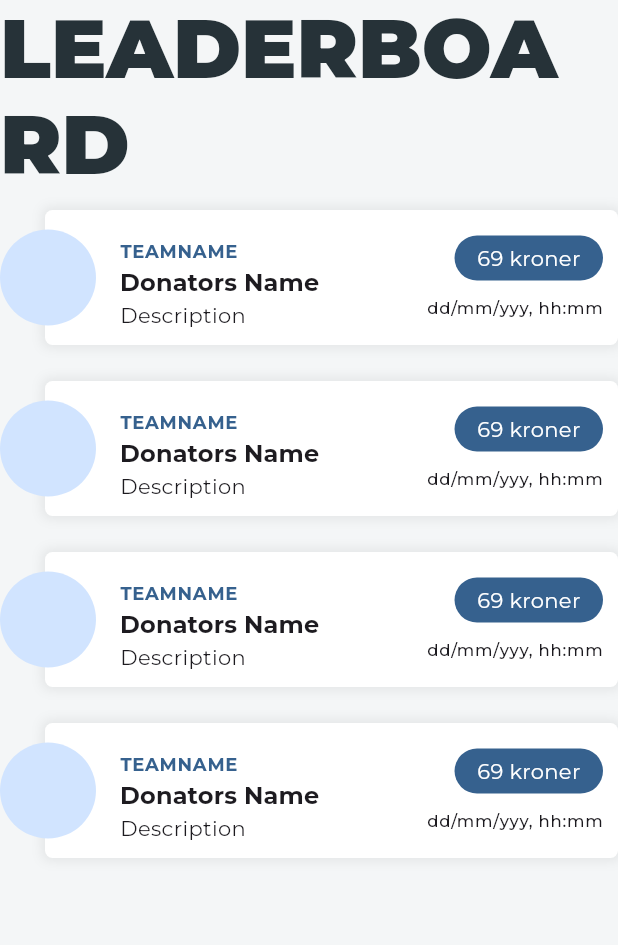
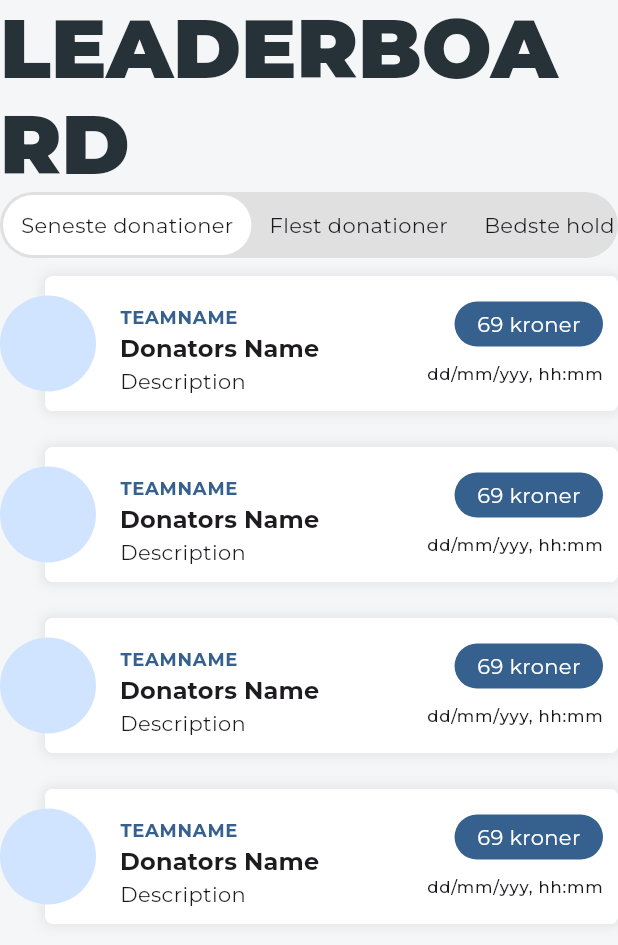
Before and after one commit to toke-dk/crowdfunding, a Flutter app: the LeaderboardSection widget shown alone on an empty page, opened directly, on a phone screen of 412 x 824 dp. Shown: the top 945 px of the screen. Run offline on Flutter 3.47's test engine with Material 3 defaults, Android fonts, the light colour scheme and no system bars; drawn by our look-alikes of custom_sliding_segmented_control; our stand-ins replace countup, flutter_animate, google_fonts; missing offline and left inert: footer.

Commit message:
added a sliding segment under leaderboard

```diff
--- a/lib/leaderboard_section.dart
+++ b/lib/leaderboard_section.dart
@@ -1,3 +1,4 @@
+import 'package:custom_sliding_segmented_control/custom_sliding_segmented_control.dart';
 import 'package:flutter/cupertino.dart';
 import 'package:flutter/material.dart';
 import 'package:flutter/widgets.dart';
@@ -17,6 +18,23 @@ class LeaderboardSection extends StatelessWidget {
               .displayMedium!
               .copyWith(fontWeight: FontWeight.w900, fontSize: 55),
         ),
+        CustomSlidingSegmentedControl(
+            customSegmentSettings: CustomSegmentSettings(
+                splashColor: Colors.transparent,
+                hoverColor: Colors.transparent),
+            decoration: BoxDecoration(
+                borderRadius: BorderRadius.circular(40),
+                color: Colors.grey[300]),
+            thumbDecoration: BoxDecoration(
+              borderRadius: BorderRadius.circular(40),
+              color: Colors.white,
+            ),
+            children: {
+              1: Text("Seneste donationer"),
+              2: Text("Flest donationer"),
+              3: Text("Bedste hold")
+            },
+            onValueChanged: (int newVal) => print(newVal)),
         Column(
           mainAxisSize: MainAxisSize.min,
           children: List.generate(4, (index) => _buildSupportBanner(context)),
@@ -32,11 +50,14 @@ class LeaderboardSection extends StatelessWidget {
           padding: const EdgeInsets.only(top: 12, bottom: 12, left: 30),
           child: Container(
             width: 600,
-
-            decoration: BoxDecoration(
-              boxShadow: [BoxShadow(color: Colors.black.withOpacity(0.07), spreadRadius: 2, blurRadius: 6)],
-                borderRadius: BorderRadius.circular(5), color: Colors.white),
-            padding: const EdgeInsets.only(top: 10, left: 50, bottom: 10, right: 10),
+            decoration: BoxDecoration(boxShadow: [
+              BoxShadow(
+                  color: Colors.black.withOpacity(0.07),
+                  spreadRadius: 2,
+                  blurRadius: 6)
+            ], borderRadius: BorderRadius.circular(5), color: Colors.white),
+            padding:
+                const EdgeInsets.only(top: 10, left: 50, bottom: 10, right: 10),
             child: Row(
               mainAxisAlignment: MainAxisAlignment.spaceBetween,
               children: [
--- a/lib/main.dart
+++ b/lib/main.dart
@@ -89,7 +89,7 @@ class _MyHomePageState extends State<MyHomePage> {
                   ),
                 ),
               ),
-              children: [
+              children: const [
                 Column(
                   children: [
                     Header(),
@@ -112,7 +112,7 @@ class _MyHomePageState extends State<MyHomePage> {
               radius: 30,
               child: IconButton(
                   onPressed: () => _key.currentState!.openDrawer(),
-                  icon: Icon(
+                  icon: const Icon(
                     Icons.menu,
                   )),
             ),
--- a/pubspec.yaml
+++ b/pubspec.yaml
@@ -39,6 +39,7 @@ dependencies:
   flutter_animate: ^4.5.0
   countup: ^0.1.4
   footer: ^0.0.4
+  custom_sliding_segmented_control: ^1.8.1
 
 dev_dependencies:
   flutter_test:
```
Also changed, not shown: pubspec.lock.
